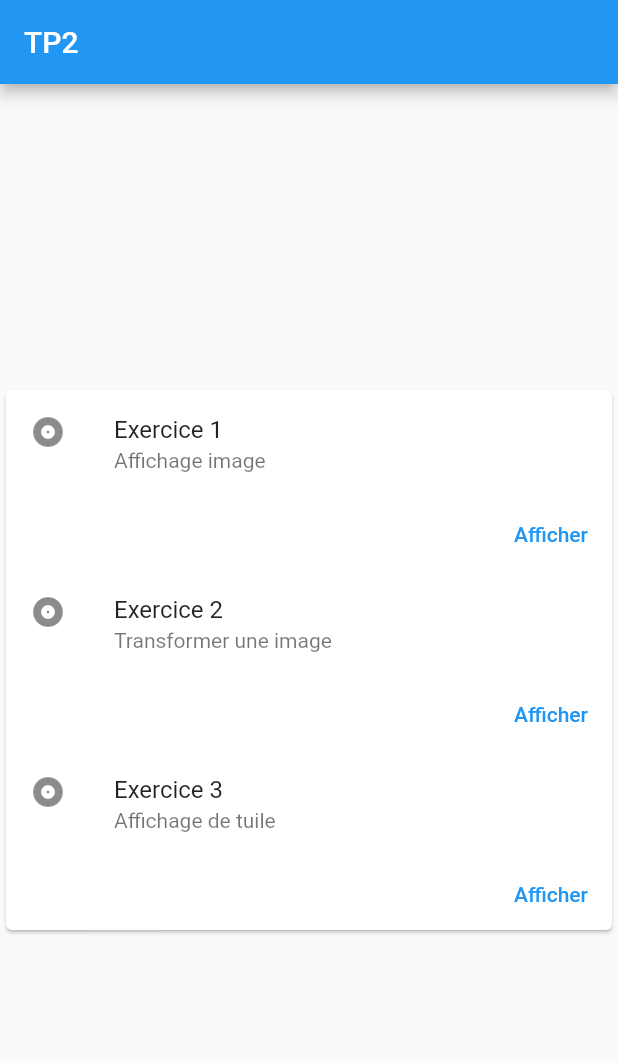
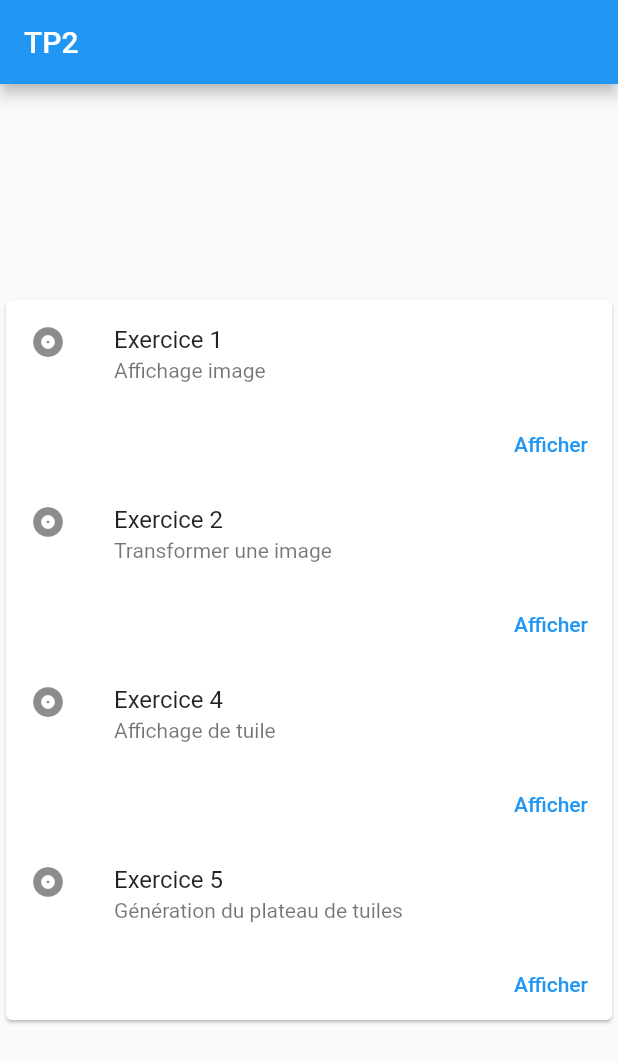
Before and after one commit to Maybee13/AMSE, a Flutter app: the screen it shows after launch, on a phone screen of 412 x 824 dp. Shown: the top 1063 px of the screen. Run offline on Flutter 3.47's test engine with Material 2 defaults, Android fonts, the phone set to English and light mode, and no system bars; missing offline and left inert: dart:html, dart:js_util.

Commit message:
Exercice4

```diff
--- a/tp2_amse/lib/main.dart
+++ b/tp2_amse/lib/main.dart
@@ -74,7 +74,7 @@ class MyStatelessWidget extends StatelessWidget {
             ),
             const ListTile(
               leading: Icon(Icons.album),
-              title: Text('Exercice 3'),
+              title: Text('Exercice 4'),
               subtitle: Text('Affichage de tuile'),
             ),
             Row(
@@ -86,6 +86,26 @@ class MyStatelessWidget extends StatelessWidget {
                     Navigator.push(
                       context,
                       MaterialPageRoute(builder: (context) => Exo4()),
+                    );
+                  },
+                ),
+                const SizedBox(width: 8),
+              ],
+            ),
+            const ListTile(
+              leading: Icon(Icons.album),
+              title: Text('Exercice 5'),
+              subtitle: Text('Génération du plateau de tuiles'),
+            ),
+            Row(
+              mainAxisAlignment: MainAxisAlignment.end,
+              children: <Widget>[
+                TextButton(
+                  child: const Text('Afficher'),
+                  onPressed: () {
+                    Navigator.push(
+                      context,
+                      MaterialPageRoute(builder: (context) => Exo5()),
                     );
                   },
                 ),
@@ -266,3 +286,15 @@ class Exo4 extends StatelessWidget {
     );
   }
 }
+
+class Exo5 extends StatelessWidget {
+  @override
+  Widget build(BuildContext context) {
+    return Scaffold(
+      appBar: AppBar(
+        title: Text('Exercice 5'),
+      ),
+      body: Image.asset('picsum3.jpg'),
+    );
+  }
+}
--- a/tp2_amse/pubspec.yaml
+++ b/tp2_amse/pubspec.yaml
@@ -41,6 +41,7 @@ flutter:
   assets:
     - assets/picsum1.jpg
     - assets/picsum2.jpg
+    - assets/picsum3.jpg
   # The following line ensures that the Material Icons font is
   # included with your application, so that you can use the icons in
   # the material Icons class.
```
